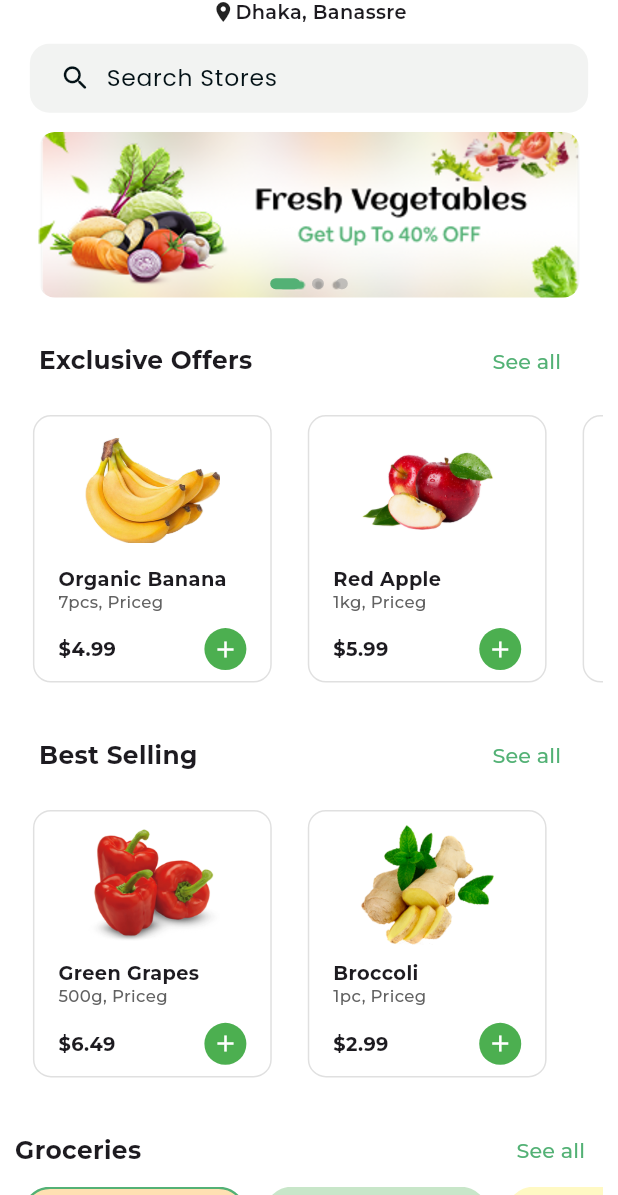
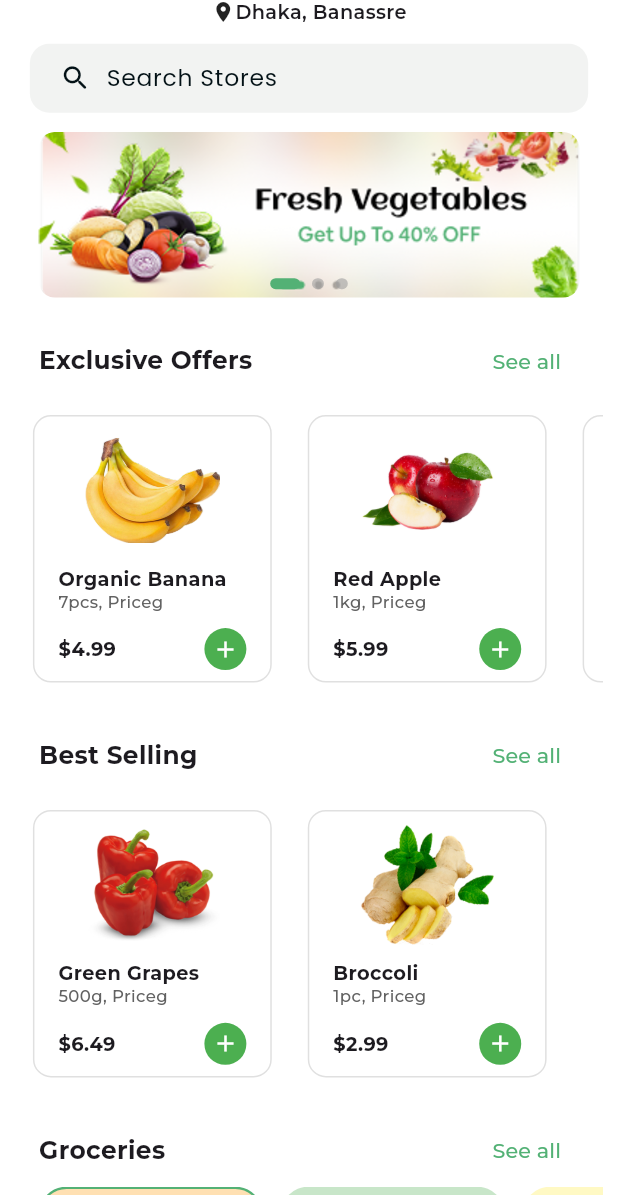
Before and after one commit to Nouman-hashir/GroceryMart, a Flutter app: the HomeView screen opened by its route, on a phone screen of 412 x 824 dp, the part 41-1236 px from its top. Run offline on Flutter 3.47's test engine with Material 3 defaults, Android fonts, the phone set to English and light mode, and no system bars; drawn by our look-alikes of carousel_slider; our stand-ins replace awesome_snackbar_content, flutter_screenutil, get_it, go_router, google_fonts, lottie and 1 more; accounts and stored records are empty.

```diff
--- a/lib/feature/cart/view/cart_view.dart
+++ b/lib/feature/cart/view/cart_view.dart
@@ -15,7 +15,10 @@ class CartView extends StatelessWidget {
           text: 'Checkout',
           width: double.infinity,
           onTap: () {
-            print('Checkout');
+            MessageHelper.showSuccessMessage(
+              context,
+              'Under development',
+            );
           },
         ),
         floatingActionButtonLocation: FloatingActionButtonLocation.centerFloat,
--- a/lib/feature/feature.dart
+++ b/lib/feature/feature.dart
@@ -1,3 +1,4 @@
 export 'home/home.dart';
 export 'cart/cart.dart';
 export 'splash/splash.dart';
+export 'onboarding/onboarding.dart';
--- a/lib/feature/home/widgets/category_section.dart
+++ b/lib/feature/home/widgets/category_section.dart
@@ -22,7 +22,9 @@ class CategorySection extends StatelessWidget {
   Widget build(BuildContext context) {
     return Column(
       children: [
-        Row(
+        Padding(
+          padding: const EdgeInsets.symmetric(horizontal: 16.0),
+          child: Row(
             mainAxisAlignment: MainAxisAlignment.spaceBetween,
             children: [
               Text(
@@ -45,11 +47,12 @@ class CategorySection extends StatelessWidget {
               ),
             ],
           ),
+        ),
         SizedBox(
-          height: 70.h,
+          height: 65.h,
           child: ListView.separated(
             scrollDirection: Axis.horizontal,
-            padding: const EdgeInsets.symmetric(horizontal: 5.0),
+            padding: const EdgeInsets.symmetric(horizontal: 16.0),
             itemCount: categories.length,
             separatorBuilder: (_, __) => SizedBox(width: 12.w),
             itemBuilder: (context, index) {
--- /dev/null
+++ b/lib/feature/onboarding/onboarding.dart
@@ -0,0 +1 @@
+export 'view/onboarding_view.dart';
--- a/lib/feature/splash/splash_screen.dart
+++ b/lib/feature/splash/splash_screen.dart
@@ -15,7 +15,7 @@ class _SplashScreenState extends State<SplashScreen>
     super.initState();
 
     Future.delayed(const Duration(seconds: 3), () {
-      context.goNamed(AppRoutes.navbar.name);
+      context.goNamed(AppRoutes.onboarding.name);
     });
   }
 
--- a/lib/routes/app_routes.dart
+++ b/lib/routes/app_routes.dart
@@ -17,6 +17,11 @@ class AppRouter {
         name: AppRoutes.home.name,
         builder: (context, state) => const HomeView(),
       ),
+      GoRoute(
+        path: '/onboarding',
+        name: AppRoutes.onboarding.name,
+        builder: (context, state) => const OnboardingScreen(),
+      ),
      GoRoute(
         path: '/navbar',
         name: AppRoutes.navbar.name,
--- a/lib/routes/app_routes_enums.dart
+++ b/lib/routes/app_routes_enums.dart
@@ -3,5 +3,6 @@ enum AppRoutes {
   home,
   cart,
   productDetail,
-  navbar
+  navbar,
+  onboarding,
 }
```
Also changed, not shown: lib/feature/onboarding/view/onboarding_view.dart (added, +81 -0 lines), assets/images/carrot.png (added), lib/feature/home/widgets/bottom_nav_bar.dart (line endings or trailing spaces), 1 other file. Lines whose indentation alone changed are shown as unchanged.
